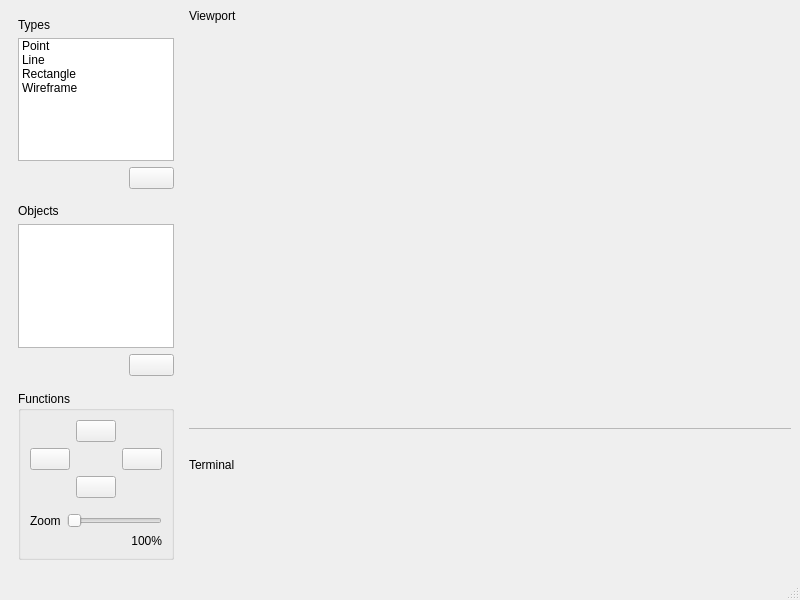
This is gui.ui in vvc-git/computacao-grafica as Qt 5 draws it before an edit. The edited form follows.
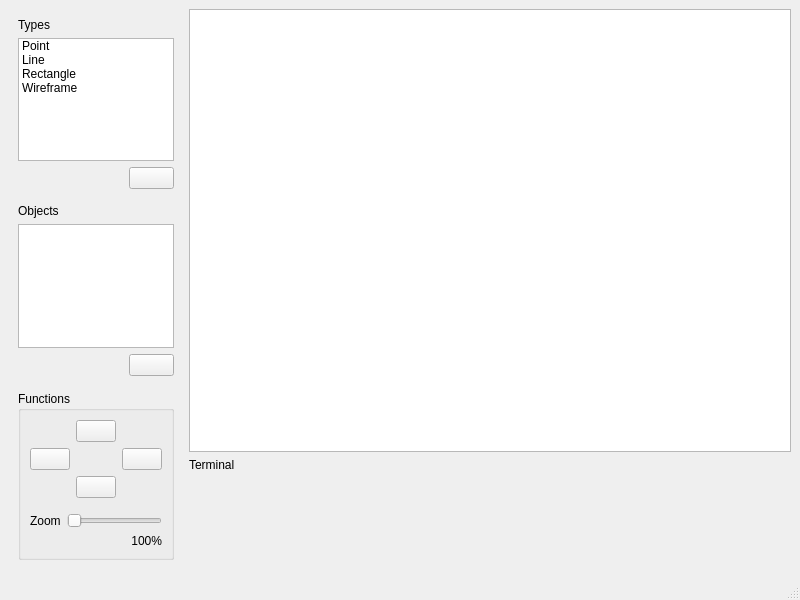
This is the edited form. Icons and pictures are not drawn.

Diff of the .ui file:
```diff
--- a/gui.ui
+++ b/gui.ui
@@ -35,37 +35,6 @@
       </item>
      </layout>
     </item>
-    <item row="0" column="1">
-     <layout class="QVBoxLayout" name="viewportVerticalLayout" stretch="0,100">
-      <item>
-       <widget class="QLabel" name="viewportLabel">
-        <property name="text">
-         <string>Viewport</string>
-        </property>
-       </widget>
-      </item>
-      <item>
-       <widget class="QWidget" name="viewportWidget" native="true">
-        <widget class="QFrame" name="frame">
-         <property name="geometry">
-          <rect>
-           <x>-1</x>
-           <y>-21</y>
-           <width>641</width>
-           <height>421</height>
-          </rect>
-         </property>
-         <property name="frameShape">
-          <enum>QFrame::StyledPanel</enum>
-         </property>
-         <property name="frameShadow">
-          <enum>QFrame::Raised</enum>
-         </property>
-        </widget>
-       </widget>
-      </item>
-     </layout>
-    </item>
     <item row="0" column="0" rowspan="2">
      <layout class="QVBoxLayout" name="optionsVerticalLayout" stretch="0,0,0">
       <property name="leftMargin">
@@ -253,6 +222,9 @@
       </item>
      </layout>
     </item>
+    <item row="0" column="1">
+     <widget class="QGraphicsView" name="viewport"/>
+    </item>
    </layout>
   </widget>
   <widget class="QStatusBar" name="statusbar"/>
```
